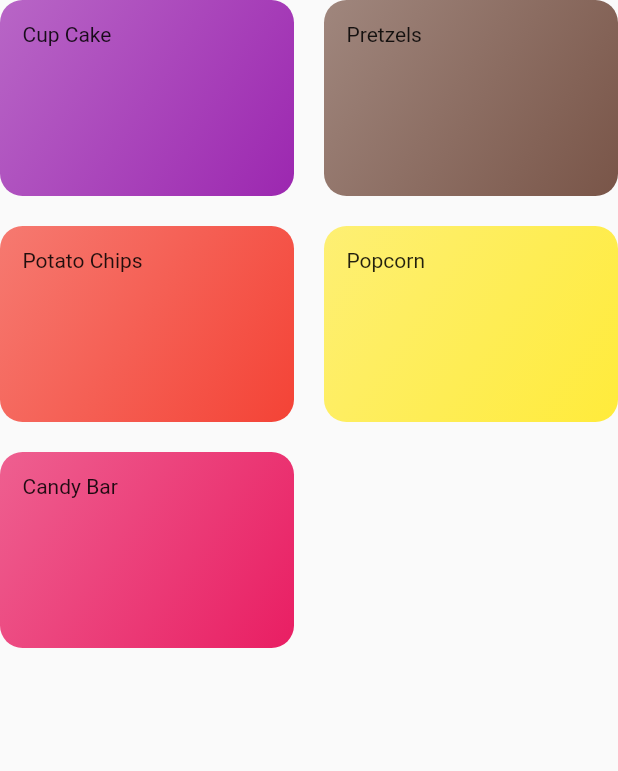
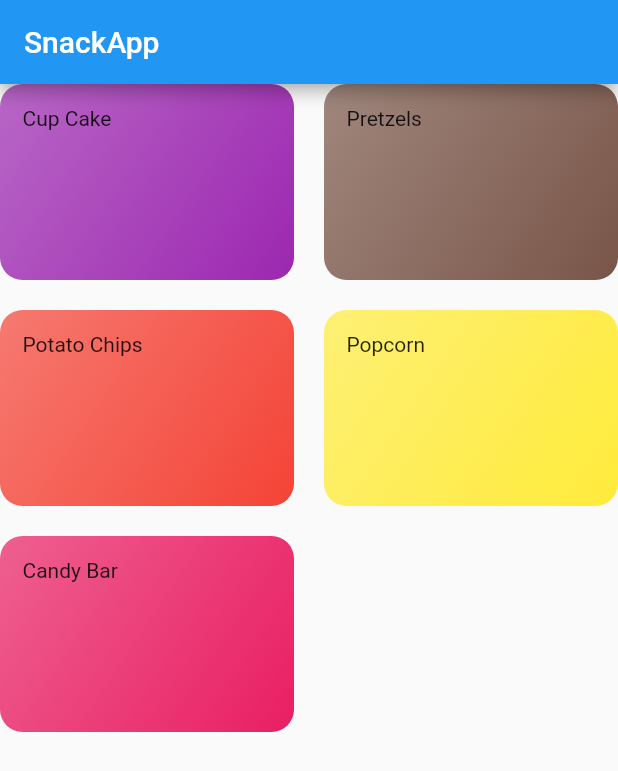
Before and after one commit to KrishnaPhalgun28/SnackApp, a Flutter app: the CategoriesScreen screen opened directly, on a phone screen of 412 x 824 dp. Shown: the top 771 px of the screen. Run offline on Flutter 3.47's test engine with Material 2 defaults, Android fonts, the phone set to English and light mode, and no system bars.

Commit message:
changed main screen

```diff
--- a/lib/screens/categories.dart
+++ b/lib/screens/categories.dart
@@ -5,7 +5,11 @@ import 'package:SnackApp/models/category_item.dart';
 class CategoriesScreen extends StatelessWidget {
   @override
   Widget build(BuildContext context) {
-    return GridView(
+    return Scaffold(
+      appBar: AppBar(
+        title: const Text('SnackApp'),
+      ),
+      body: GridView(
         children: snackList
             .map(
               (catData) => CategoryItem(
@@ -20,6 +24,7 @@ class CategoriesScreen extends StatelessWidget {
           crossAxisSpacing: 20,
           mainAxisSpacing: 20,
         ),
+      ),
     );
   }
 }
```
Also changed, not shown: lib/main.dart (+20 -18 lines). Lines whose indentation alone changed are shown as unchanged.
